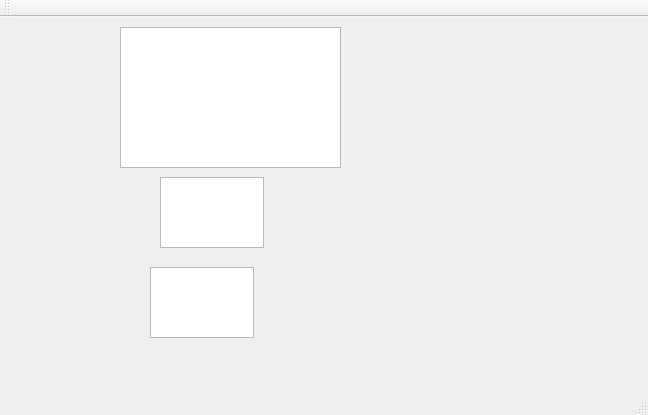
Above: mainwindow.ui from stoyan-shopov/blackmagic-gdbserver before the change. Below: the same form after it.
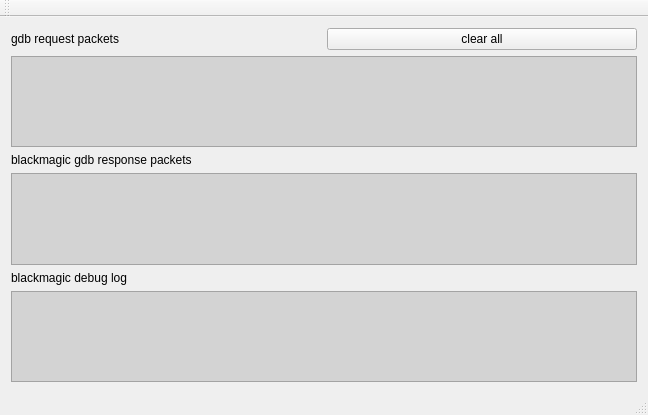
That is the form after the change.

Commit message: made the user interface prettier

The edit to the form file:
```diff
--- a/mainwindow.ui
+++ b/mainwindow.ui
@@ -11,39 +11,73 @@
    </rect>
   </property>
   <property name="windowTitle">
-   <string>MainWindow</string>
+   <string>blackmagic gdb server</string>
+  </property>
+  <property name="styleSheet">
+   <string notr="true">QPlainTextEdit {
+    background-color: lightgrey;
+	font: 14px &quot;fixedsys&quot;;
+}</string>
   </property>
   <widget class="QWidget" name="centralWidget">
-   <widget class="QPlainTextEdit" name="plainTextEditGdbserverLog">
-    <property name="geometry">
-     <rect>
-      <x>120</x>
-      <y>10</y>
-      <width>221</width>
-      <height>141</height>
-     </rect>
-    </property>
-   </widget>
-   <widget class="QPlainTextEdit" name="plainTextEdit">
-    <property name="geometry">
-     <rect>
-      <x>160</x>
-      <y>160</y>
-      <width>104</width>
-      <height>71</height>
-     </rect>
-    </property>
-   </widget>
-   <widget class="QPlainTextEdit" name="plainTextEditBmDebug">
-    <property name="geometry">
-     <rect>
-      <x>150</x>
-      <y>250</y>
-      <width>104</width>
-      <height>71</height>
-     </rect>
-    </property>
-   </widget>
+   <layout class="QVBoxLayout" name="verticalLayout">
+    <item>
+     <layout class="QHBoxLayout" name="horizontalLayout">
+      <item>
+       <widget class="QLabel" name="label">
+        <property name="text">
+         <string>gdb request packets</string>
+        </property>
+       </widget>
+      </item>
+      <item>
+       <widget class="QPushButton" name="pushButton">
+        <property name="text">
+         <string>clear all</string>
+        </property>
+       </widget>
+      </item>
+     </layout>
+    </item>
+    <item>
+     <widget class="QPlainTextEdit" name="plainTextEditGdbLog">
+      <property name="plainText">
+       <string/>
+      </property>
+      <property name="textInteractionFlags">
+       <set>Qt::TextSelectableByKeyboard|Qt::TextSelectableByMouse</set>
+      </property>
+     </widget>
+    </item>
+    <item>
+     <widget class="QLabel" name="label_3">
+      <property name="text">
+       <string>blackmagic gdb response packets</string>
+      </property>
+     </widget>
+    </item>
+    <item>
+     <widget class="QPlainTextEdit" name="plainTextEditBmGdbLog">
+      <property name="textInteractionFlags">
+       <set>Qt::TextSelectableByKeyboard|Qt::TextSelectableByMouse</set>
+      </property>
+     </widget>
+    </item>
+    <item>
+     <widget class="QLabel" name="label_2">
+      <property name="text">
+       <string>blackmagic debug log</string>
+      </property>
+     </widget>
+    </item>
+    <item>
+     <widget class="QPlainTextEdit" name="plainTextEditBmDebugLog">
+      <property name="textInteractionFlags">
+       <set>Qt::TextSelectableByKeyboard|Qt::TextSelectableByMouse</set>
+      </property>
+     </widget>
+    </item>
+   </layout>
   </widget>
   <widget class="QMenuBar" name="menuBar">
    <property name="geometry">
```
Left out of the diff: 51 changed lines with no effect on the pictures. The commit also changes 1 other file.
